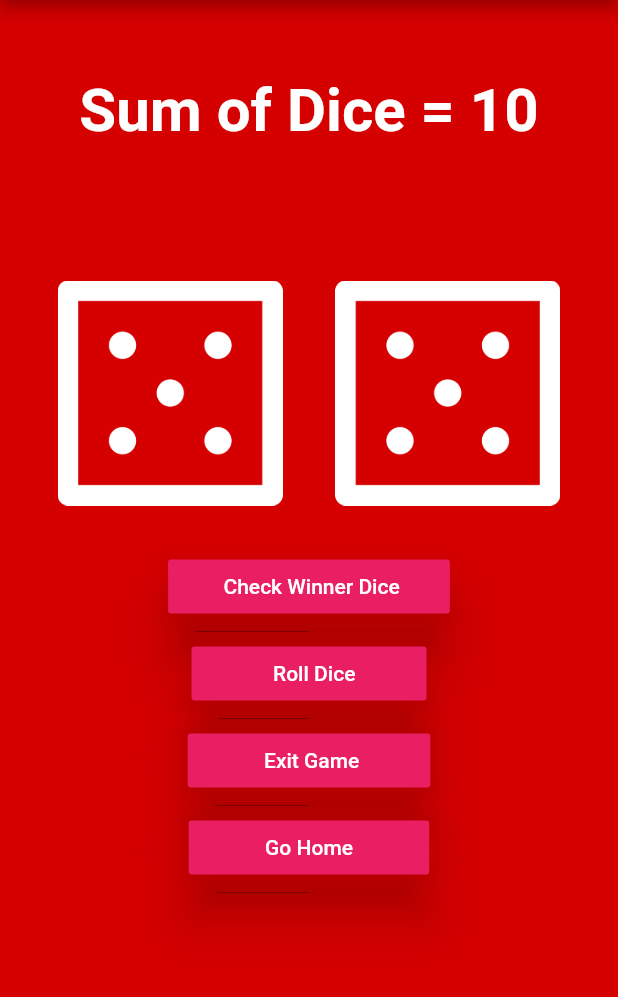
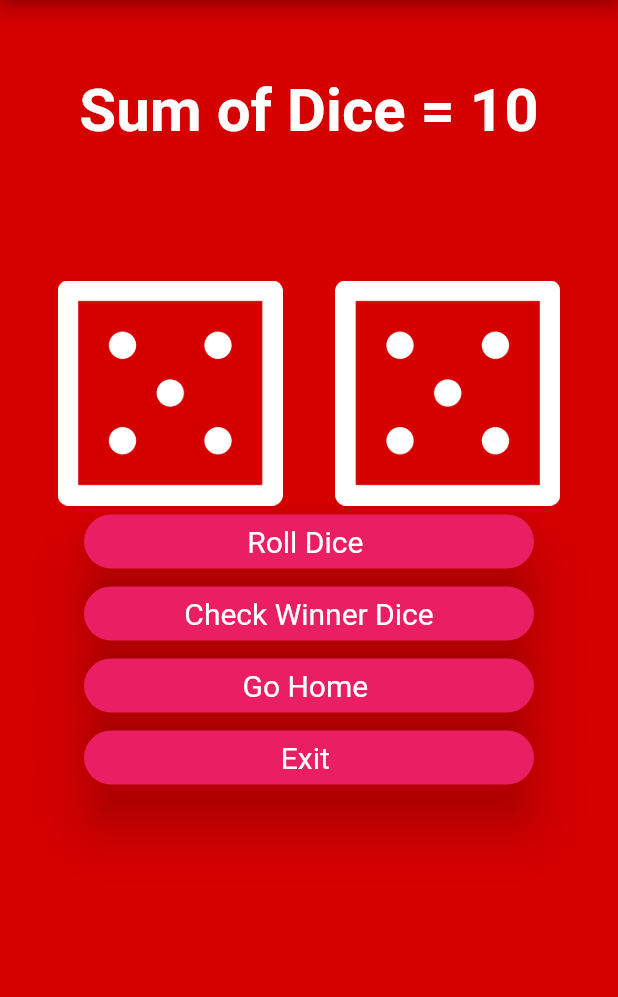
Before and after one commit to gohardhuddi/Sp17_BCS_019, a Flutter app: the screen it shows after launch, after a tap on "Simple Mode", on a phone screen of 412 x 824 dp, the part 84-1081 px from its top. Run offline on Flutter 3.47's test engine with Material 2 defaults, Android fonts, the phone set to English and light mode, and no system bars.

Commit message:
UI improvement round custom buttons

```diff
--- a/lib/ContactUs.dart
+++ b/lib/ContactUs.dart
@@ -61,6 +61,10 @@ class _MyHomePageState extends State<MyHomePage> {
             child: Card(
               color: Colors.white,
               elevation: 22.0,
+              shape: RoundedRectangleBorder(
+                side: BorderSide(color: Colors.white70, width: 13),
+                borderRadius: BorderRadius.circular(20),
+              ),
               margin: EdgeInsets.symmetric(vertical: 10.0, horizontal: 25.0),
               child: Center(
                 child: ListTile(
@@ -89,6 +93,10 @@ class _MyHomePageState extends State<MyHomePage> {
             child: Card(
               color: Colors.white,
               elevation: 22.0,
+              shape: RoundedRectangleBorder(
+                side: BorderSide(color: Colors.white70, width: 13),
+                borderRadius: BorderRadius.circular(20),
+              ),
               margin: EdgeInsets.symmetric(vertical: 10.0, horizontal: 25.0),
               child: Center(
                 child: ListTile(
@@ -103,6 +111,7 @@ class _MyHomePageState extends State<MyHomePage> {
                       color: Colors.teal[900],
                       fontSize: 15.0,
                     ),
+                    textAlign: TextAlign.justify,
                   ),
                 ),
               ),
@@ -110,19 +119,28 @@ class _MyHomePageState extends State<MyHomePage> {
           ),
           SizedBox(height: 20.0),
           SizedBox(height: 40.0),
-          Padding(
-            padding: const EdgeInsets.only(top: 10),
-            child: RaisedButton(
-              color: Colors.pink,
+          Container(
+            width: 300.0,
+            child: RawMaterialButton(
+              fillColor: Colors.pink,
+              splashColor: Colors.red,
+              elevation: 15.0,
+              shape: const StadiumBorder(),
               onPressed: () {
                 Navigator.push(
                   context,
                   MaterialPageRoute(builder: (context) => homepage()),
                 );
               },
-              child: Text(
-                'Go Home',
-                style: TextStyle(color: Colors.white),
+              child: Padding(
+                padding: EdgeInsets.symmetric(vertical: 20.0, horizontal: 10.0),
+                child: Text(
+                  " Go Home ",
+                  style: TextStyle(
+                    color: Colors.white,
+                    fontSize: 20.0,
+                  ),
+                ),
               ),
             ),
           ),
--- a/lib/homepage.dart
+++ b/lib/homepage.dart
@@ -1,6 +1,7 @@
 import 'dart:io';
 
 import 'package:dice_roler_master/hard.dart';
+import 'package:flutter/cupertino.dart';
 import 'package:flutter/material.dart';
 import 'simplemode.dart';
 
@@ -20,15 +21,22 @@ class _homepageState extends State<homepage> {
             child: Column(
               mainAxisAlignment: MainAxisAlignment.center,
               children: [
-                RaisedButton(
-                  color: Colors.pink,
+                Container(
+                  width: 300.0,
+                  child: RawMaterialButton(
+                    fillColor: Colors.pink,
+                    splashColor: Colors.red,
                     elevation: 15.0,
+                    shape: const StadiumBorder(),
                     onPressed: () {
                       Navigator.push(
                         context,
                         MaterialPageRoute(builder: (context) => Dicepage()),
                       );
                     },
+                    child: Padding(
+                      padding: EdgeInsets.symmetric(
+                          vertical: 20.0, horizontal: 10.0),
                       child: Text(
                         " Simple Mode ",
                         style: TextStyle(
@@ -37,40 +45,60 @@ class _homepageState extends State<homepage> {
                         ),
                       ),
                     ),
+                  ),
+                ),
                 SizedBox(
                   height: 30.0,
                 ),
-                RaisedButton(
-                  color: Colors.pink,
+                Container(
+                  width: 300.0,
+                  child: RawMaterialButton(
+                    fillColor: Colors.pink,
+                    splashColor: Colors.red,
                     elevation: 15.0,
+                    shape: const StadiumBorder(),
                     onPressed: () {
                       Navigator.push(
                         context,
                         MaterialPageRoute(builder: (context) => hard()),
                       );
                     },
+                    child: Padding(
+                      padding: EdgeInsets.symmetric(
+                          vertical: 20.0, horizontal: 10.0),
                       child: Text(
                         " Hard Mode ",
                         style: TextStyle(
                           color: Colors.white,
-                      fontSize: 23.0,
+                          fontSize: 20.0,
+                        ),
+                      ),
                     ),
                   ),
                 ),
                 SizedBox(
                   height: 30.0,
                 ),
-                RaisedButton(
+                Container(
+                  width: 300.0,
+                  child: RawMaterialButton(
+                    fillColor: Colors.pink,
+                    splashColor: Colors.red,
                     elevation: 15.0,
-                  color: Colors.pink,
+                    shape: const StadiumBorder(),
                     onPressed: () {
                       exit(0);
                     },
+                    child: Padding(
+                      padding: EdgeInsets.symmetric(
+                          vertical: 20.0, horizontal: 10.0),
                       child: Text(
-                    "    Exit    ",
+                        " Exit ",
                         style: TextStyle(
                           color: Colors.white,
-                      fontSize: 23.0,
+                          fontSize: 20.0,
+                        ),
+                      ),
                     ),
                   ),
                 ),
--- a/lib/simplemode.dart
+++ b/lib/simplemode.dart
@@ -193,56 +193,96 @@ class _DicepageState extends State<Dicepage> {
                   ),
                 ],
               ),
-              Padding(
-                padding: const EdgeInsets.only(top: 30),
-                child: RaisedButton(
+              Container(
+                width: 300.0,
+                child: RawMaterialButton(
+                  fillColor: Colors.pink,
+                  splashColor: Colors.red,
                   elevation: 15.0,
-                  color: Colors.pink,
-                  child: Text(
-                    '      Check Winner Dice     ',
-                    style: TextStyle(color: Colors.white),
+                  shape: const StadiumBorder(),
+                  onPressed: changeImage,
+                  child: Padding(
+                    padding:
+                        EdgeInsets.symmetric(vertical: 5.0, horizontal: 2.0),
+                    child: Text(
+                      "Roll Dice ",
+                      style: TextStyle(
+                        color: Colors.white,
+                        fontSize: 20.0,
+                      ),
+                    ),
                   ),
+                ),
+              ),
+              Container(
+                width: 300.0,
+                child: RawMaterialButton(
+                  fillColor: Colors.pink,
+                  splashColor: Colors.red,
+                  elevation: 15.0,
+                  shape: const StadiumBorder(),
                   onPressed: () {
                     showAlertDialog(context);
                   },
+                  child: Padding(
+                    padding:
+                        EdgeInsets.symmetric(vertical: 5.0, horizontal: 10.0),
+                    child: Text(
+                      " Check Winner Dice ",
+                      style: TextStyle(
+                        color: Colors.white,
+                        fontSize: 20.0,
+                      ),
+                    ),
+                  ),
                 ),
               ),
-              Padding(
-                padding: const EdgeInsets.only(top: 10),
-                child: RaisedButton(
+              Container(
+                width: 300.0,
+                child: RawMaterialButton(
+                  fillColor: Colors.pink,
+                  splashColor: Colors.red,
                   elevation: 15.0,
-                  color: Colors.pink,
-                  onPressed: changeImage,
-                  child: Text('           Roll Dice         ',
-                      style: TextStyle(color: Colors.white)),
-                ),
-              ),
-              Padding(
-                padding: const EdgeInsets.only(top: 10),
-                child: RaisedButton(
-                  color: Colors.pink,
-                  elevation: 15.0,
-                  onPressed: () {
-                    exit(0);
-                  },
-                  child: Text('          Exit Game         ',
-                      style: TextStyle(color: Colors.white)),
-                ),
-              ),
-              Padding(
-                padding: const EdgeInsets.only(top: 10),
-                child: RaisedButton(
-                  color: Colors.pink,
-                  elevation: 15.0,
+                  shape: const StadiumBorder(),
                   onPressed: () {
                     Navigator.push(
                       context,
                       MaterialPageRoute(builder: (context) => homepage()),
                     );
                   },
-                  child: Text(
-                    '          Go Home          ',
-                    style: TextStyle(color: Colors.white),
+                  child: Padding(
+                    padding:
+                        EdgeInsets.symmetric(vertical: 5.0, horizontal: 10.0),
+                    child: Text(
+                      "Go Home ",
+                      style: TextStyle(
+                        color: Colors.white,
+                        fontSize: 20.0,
+                      ),
+                    ),
+                  ),
+                ),
+              ),
+              Container(
+                width: 300.0,
+                child: RawMaterialButton(
+                  fillColor: Colors.pink,
+                  splashColor: Colors.red,
+                  elevation: 15.0,
+                  shape: const StadiumBorder(),
+                  onPressed: () {
+                    exit(0);
+                  },
+                  child: Padding(
+                    padding:
+                        EdgeInsets.symmetric(vertical: 5.0, horizontal: 10.0),
+                    child: Text(
+                      "Exit ",
+                      style: TextStyle(
+                        color: Colors.white,
+                        fontSize: 20.0,
+                      ),
+                    ),
                   ),
                 ),
               ),
--- a/lib/splashscreen.dart
+++ b/lib/splashscreen.dart
@@ -64,6 +64,10 @@ class _splashscreenState extends State<splashscreen> {
                 child: Card(
                   color: Colors.white,
                   elevation: 22.0,
+                  shape: RoundedRectangleBorder(
+                    side: BorderSide(color: Colors.white70, width: 13),
+                    borderRadius: BorderRadius.circular(20),
+                  ),
                   margin:
                       EdgeInsets.symmetric(vertical: 10.0, horizontal: 25.0),
                   child: Center(
```
Lines whose indentation alone changed are shown as unchanged.
